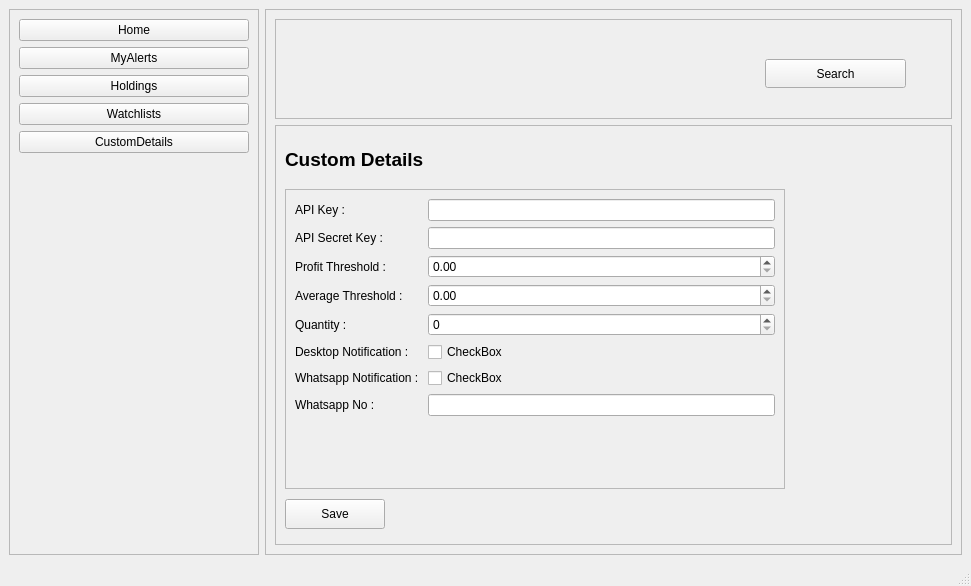
Qt form UIFiles/customDetails.ui (ShubhamMandavkar/TYLiveProjectt-StockAutomationSystem) before a commit.
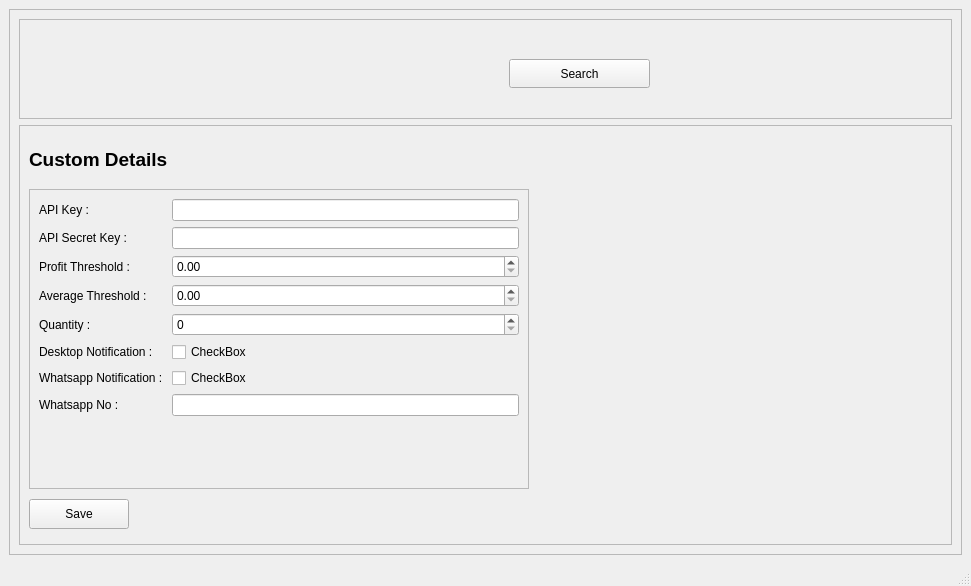
The same form after that commit.

Commit message: changed ui files- remove the navigation panel from all pages except home page

```diff
--- a/UIFiles/customDetails.ui
+++ b/UIFiles/customDetails.ui
@@ -15,65 +15,6 @@
   </property>
   <widget class="QWidget" name="centralwidget">
    <layout class="QHBoxLayout" name="horizontalLayout">
-    <item>
-     <widget class="QFrame" name="frmNavBar">
-      <property name="minimumSize">
-       <size>
-        <width>250</width>
-        <height>0</height>
-       </size>
-      </property>
-      <property name="maximumSize">
-       <size>
-        <width>250</width>
-        <height>16777215</height>
-       </size>
-      </property>
-      <property name="frameShape">
-       <enum>QFrame::StyledPanel</enum>
-      </property>
-      <property name="frameShadow">
-       <enum>QFrame::Raised</enum>
-      </property>
-      <layout class="QFormLayout" name="formLayout_2">
-       <item row="1" column="0" colspan="2">
-        <widget class="QPushButton" name="btnMyAlerts">
-         <property name="text">
-          <string>MyAlerts</string>
-         </property>
-        </widget>
-       </item>
-       <item row="2" column="0" colspan="2">
-        <widget class="QPushButton" name="btnHoldings">
-         <property name="text">
-          <string>Holdings</string>
-         </property>
-        </widget>
-       </item>
-       <item row="4" column="0" colspan="2">
-        <widget class="QPushButton" name="btnCustomDetails">
-         <property name="text">
-          <string>CustomDetails</string>
-         </property>
-        </widget>
-       </item>
-       <item row="3" column="0" colspan="2">
-        <widget class="QPushButton" name="btnWatchlists">
-         <property name="text">
-          <string>Watchlists</string>
-         </property>
-        </widget>
-       </item>
-       <item row="0" column="0" colspan="2">
-        <widget class="QPushButton" name="btnHome">
-         <property name="text">
-          <string>Home</string>
-         </property>
-        </widget>
-       </item>
-      </layout>
-     </widget>
-    </item>
     <item>
      <widget class="QFrame" name="frame_2">
       <property name="frameShape">
```
The commit also changes 17 other files.
